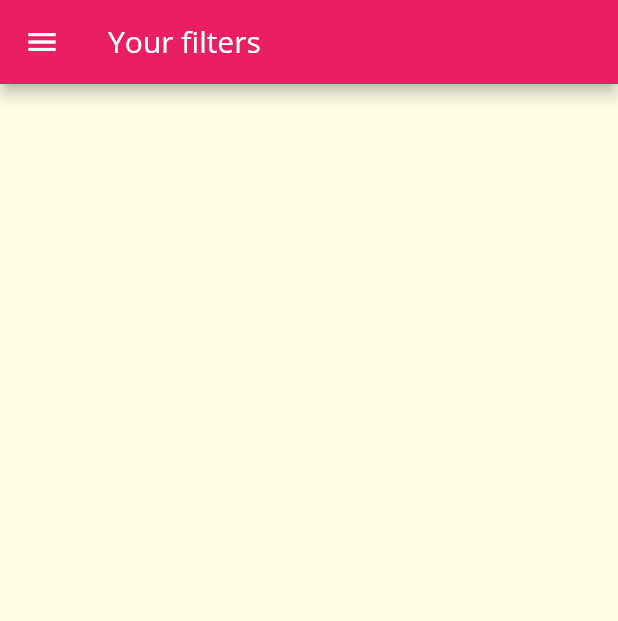
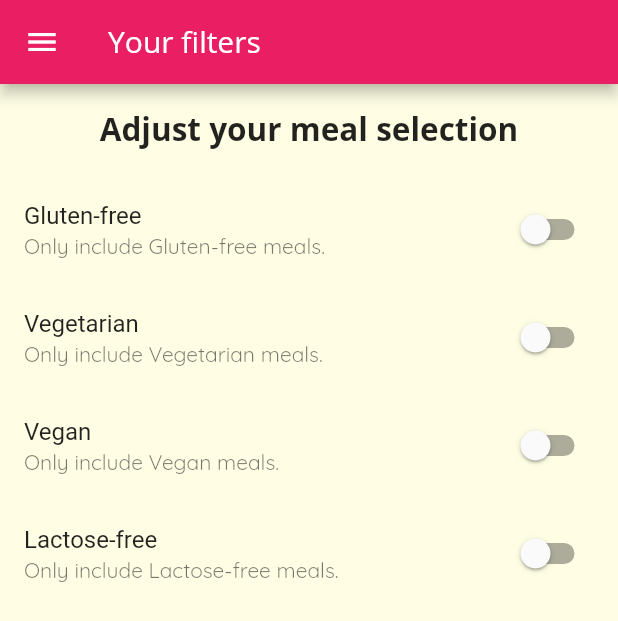
Before and after one commit to mitchtabian/FlutterPlayground, a Flutter app: the FiltersScreen screen opened by its route, on a phone screen of 412 x 824 dp. Shown: the top 621 px of the screen. Run offline on Flutter 3.47's test engine with Material 2 defaults, Android fonts, the phone set to English and light mode, and no system bars.

Commit message:
create a "settings" screen

```diff
--- a/lib/screens/filters_screen.dart
+++ b/lib/screens/filters_screen.dart
@@ -1,7 +1,33 @@
+import 'package:firstflutterapp/styles.dart';
 import 'package:firstflutterapp/widgets/main_drawer.dart';
 import 'package:flutter/material.dart';
 
-class FiltersScreen extends StatelessWidget {
+class FiltersScreen extends StatefulWidget {
+  @override
+  _FiltersScreenState createState() => _FiltersScreenState();
+}
+
+class _FiltersScreenState extends State<FiltersScreen> {
+
+  bool _glutenFree = false;
+  bool _vegetarian = false;
+  bool _vegan = false;
+  bool _lactoseFree = false;
+
+  Widget buildSwitchListTile(
+      bool bool,
+      String title,
+      String subTitle,
+      Function updateBool
+      ){
+    return SwitchListTile(
+      onChanged: updateBool,
+      value: bool,
+      title: Text(title),
+      subtitle: Text(subTitle),
+    );
+  }
+
   @override
   Widget build(BuildContext context) {
     return Scaffold(
@@ -9,6 +35,63 @@ class FiltersScreen extends StatelessWidget {
         title: Text("Your filters"),
       ),
       drawer: MainDrawer(),
+      body: Column(
+        children: <Widget>[
+          Container(
+            padding: EdgeInsets.all(DefaultPadding),
+            child: Text(
+              "Adjust your meal selection",
+              style: Theme.of(context).textTheme.headline6,
+            ),
+          ),
+          Expanded(
+            child: ListView(
+              children: <Widget>[
+                buildSwitchListTile(
+                    _glutenFree,
+                    "Gluten-free",
+                    "Only include Gluten-free meals.",
+                    (newValue) {
+                      setState(() {
+                        _glutenFree = newValue;
+                      });
+                    }
+                ),
+                buildSwitchListTile(
+                    _vegetarian,
+                    "Vegetarian",
+                    "Only include Vegetarian meals.",
+                        (newValue) {
+                      setState(() {
+                        _vegetarian = newValue;
+                      });
+                    }
+                ),
+                buildSwitchListTile(
+                    _vegan,
+                    "Vegan",
+                    "Only include Vegan meals.",
+                        (newValue) {
+                      setState(() {
+                        _vegan = newValue;
+                      });
+                    }
+                ),
+                buildSwitchListTile(
+                    _lactoseFree,
+                    "Lactose-free",
+                    "Only include Lactose-free meals.",
+                        (newValue) {
+                      setState(() {
+                        _lactoseFree = newValue;
+                      });
+                    }
+                ),
+              ],
+            ),
+          )
+        ],
+      ),
     );
   }
 }
```
Also changed, not shown: 1 other file.
